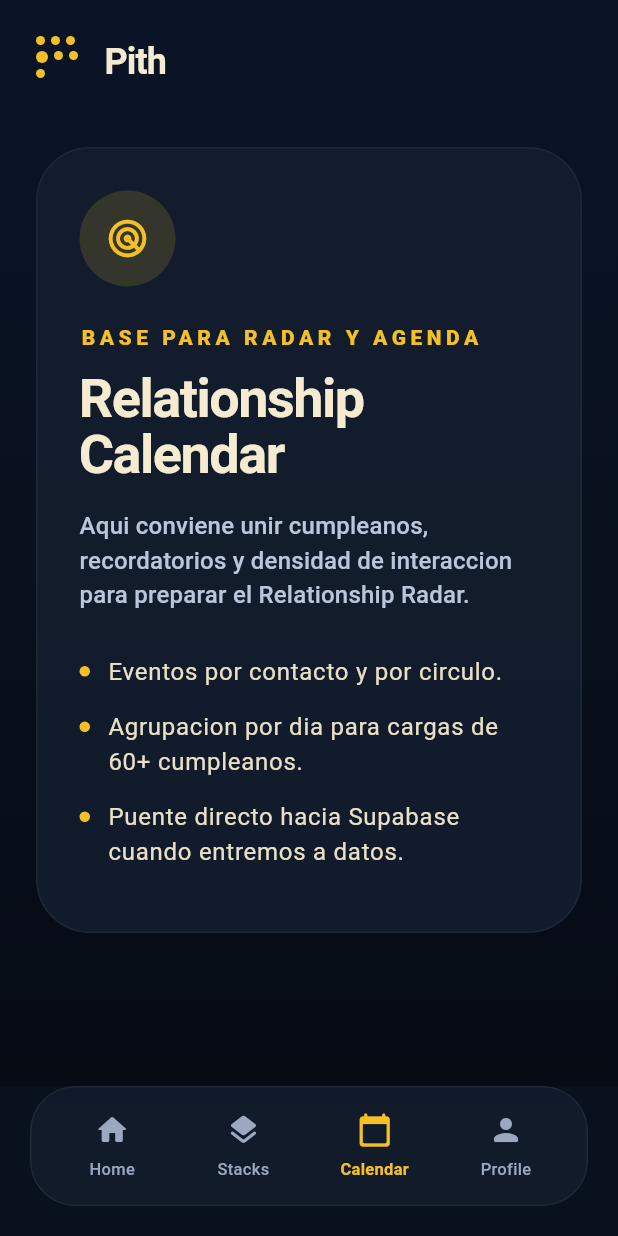
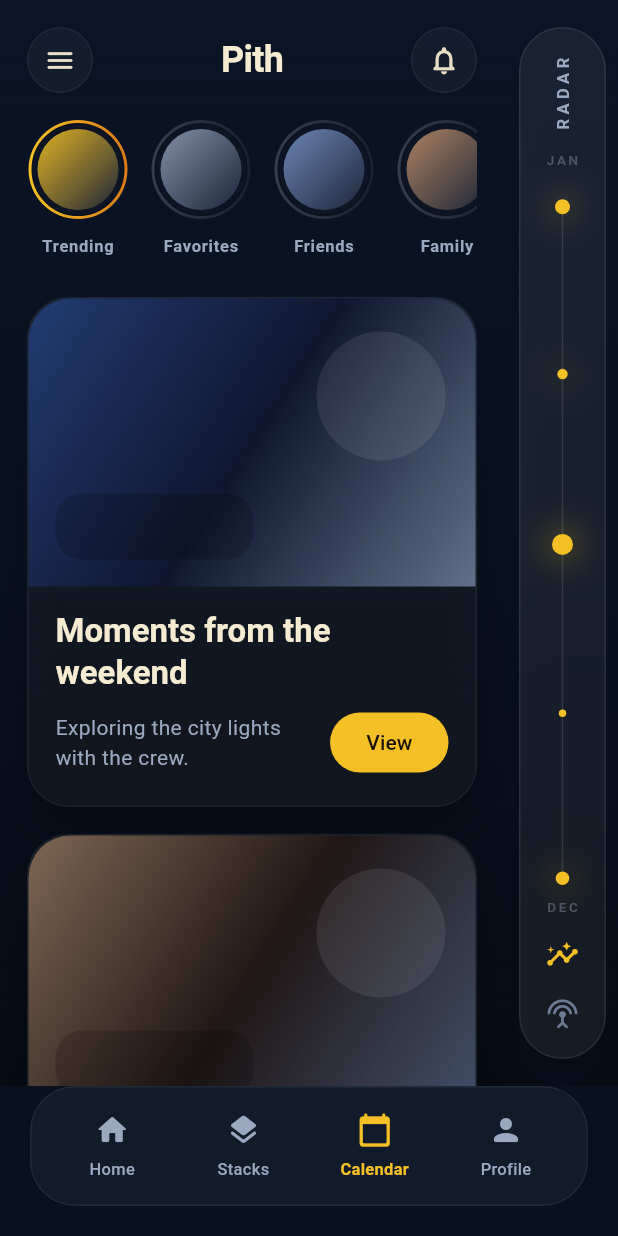
Before and after one commit to favodev/pith, a Flutter app: the screen it shows after launch, item 3 of the bottom bar chosen, on a phone screen of 412 x 824 dp. Run offline on Flutter 3.47's test engine with Material 3 defaults, Android fonts, the light colour scheme and no system bars.

Commit message:
feat: add RelationshipRadarScreen with radar stories and feed cards

```diff
--- a/lib/app.dart
+++ b/lib/app.dart
@@ -7,9 +7,9 @@ import 'core/theme/pith_theme.dart';
 import 'features/birthdays/birthday_stack_screen.dart';
 import 'features/home/home_dashboard_screen.dart';
 import 'features/profile/profile_canvas_screen.dart';
+import 'features/radar/relationship_radar_screen.dart';
 import 'features/search/power_search_screen.dart';
 import 'features/shared/common_widgets.dart';
-import 'features/shared/preview_screen.dart';
 
 class PithApp extends StatelessWidget {
   const PithApp({super.key});
@@ -159,6 +159,28 @@ class _PithShellState extends State<PithShell>
     ),
   ];
 
+  static const _radarStories = [
+    RadarStory(label: 'Trending', highlighted: true, accent: Color(0xFFF4C025)),
+    RadarStory(label: 'Favorites', highlighted: false, accent: Color(0xFF8C9AB2)),
+    RadarStory(label: 'Friends', highlighted: false, accent: Color(0xFF7590C0)),
+    RadarStory(label: 'Family', highlighted: false, accent: Color(0xFFBA8B66)),
+  ];
+
+  static const _radarFeedCards = [
+    RadarFeedCard(
+      title: 'Moments from the weekend',
+      description: 'Exploring the city lights with the crew.',
+      actionLabel: 'View',
+      gradient: [Color(0xFF223C72), Color(0xFF0F1730), Color(0xFF5F7088)],
+    ),
+    RadarFeedCard(
+      title: 'New Project Launch',
+      description: 'Finally sharing what I\'ve been working on.',
+      actionLabel: 'Read',
+      gradient: [Color(0xFF7F6652), Color(0xFF201716), Color(0xFF42506B)],
+    ),
+  ];
+
   static const _profile = ContactProfile(
     name: 'Julian Vane',
     subtitle: 'LONDON — ART CURATOR & SAILOR',
@@ -253,17 +275,9 @@ class _PithShellState extends State<PithShell>
         onBack: () => setState(() => _currentIndex = 0),
         onOpenSearch: _openSearch,
       ),
-      const PreviewScreen(
-        title: 'Relationship Calendar',
-        eyebrow: 'Base para radar y agenda',
-        description:
-            'Aqui conviene unir cumpleanos, recordatorios y densidad de interaccion para preparar el Relationship Radar.',
-        bulletPoints: [
-          'Eventos por contacto y por circulo.',
-          'Agrupacion por dia para cargas de 60+ cumpleanos.',
-          'Puente directo hacia Supabase cuando entremos a datos.',
-        ],
-        icon: Icons.radar_rounded,
+      const RelationshipRadarScreen(
+        stories: _radarStories,
+        feedCards: _radarFeedCards,
       ),
       const ProfileCanvasScreen(
         profile: _profile,
--- a/lib/core/models/pith_models.dart
+++ b/lib/core/models/pith_models.dart
@@ -89,6 +89,32 @@ class SearchContact {
   final bool highlighted;
 }
 
+class RadarStory {
+  const RadarStory({
+    required this.label,
+    required this.highlighted,
+    required this.accent,
+  });
+
+  final String label;
+  final bool highlighted;
+  final Color accent;
+}
+
+class RadarFeedCard {
+  const RadarFeedCard({
+    required this.title,
+    required this.description,
+    required this.actionLabel,
+    required this.gradient,
+  });
+
+  final String title;
+  final String description;
+  final String actionLabel;
+  final List<Color> gradient;
+}
+
 class ProfileInterest {
   const ProfileInterest({
     required this.label,
--- /dev/null
+++ b/lib/features/radar/relationship_radar_screen.dart
@@ -0,0 +1,419 @@
+import 'dart:ui';
+
+import 'package:flutter/material.dart';
+
+import '../../core/models/pith_models.dart';
+
+class RelationshipRadarScreen extends StatelessWidget {
+  const RelationshipRadarScreen({
+    super.key,
+    required this.stories,
+    required this.feedCards,
+  });
+
+  final List<RadarStory> stories;
+  final List<RadarFeedCard> feedCards;
+
+  @override
+  Widget build(BuildContext context) {
+    return Stack(
+      children: [
+        Padding(
+          padding: const EdgeInsets.only(right: 76),
+          child: CustomScrollView(
+            slivers: [
+              SliverPadding(
+                padding: const EdgeInsets.fromLTRB(18, 18, 18, 30),
+                sliver: SliverList(
+                  delegate: SliverChildListDelegate(
+                    [
+                      const _RadarHeader(),
+                      const SizedBox(height: 18),
+                      SizedBox(
+                        height: 106,
+                        child: ListView.separated(
+                          scrollDirection: Axis.horizontal,
+                          itemBuilder: (context, index) => _StoryChip(
+                            story: stories[index],
+                          ),
+                          separatorBuilder: (context, index) => const SizedBox(width: 14),
+                          itemCount: stories.length,
+                        ),
+                      ),
+                      const SizedBox(height: 12),
+                      for (final card in feedCards) ...[
+                        _FeedCard(card: card),
+                        const SizedBox(height: 18),
+                      ],
+                      const SizedBox(height: 100),
+                    ],
+                  ),
+                ),
+              ),
+            ],
+          ),
+        ),
+        const Positioned(
+          top: 0,
+          bottom: 0,
+          right: 8,
+          child: _RadarSidebar(),
+        ),
+      ],
+    );
+  }
+}
+
+class _RadarHeader extends StatelessWidget {
+  const _RadarHeader();
+
+  @override
+  Widget build(BuildContext context) {
+    final textTheme = Theme.of(context).textTheme;
+
+    return Row(
+      children: [
+        const _HeaderIcon(icon: Icons.menu_rounded),
+        Expanded(
+          child: Text(
+            'Pith',
+            textAlign: TextAlign.center,
+            style: textTheme.headlineSmall?.copyWith(
+              fontWeight: FontWeight.w700,
+              letterSpacing: -0.5,
+            ),
+          ),
+        ),
+        const _HeaderIcon(icon: Icons.notifications_none_rounded),
+      ],
+    );
+  }
+}
+
+class _HeaderIcon extends StatelessWidget {
+  const _HeaderIcon({required this.icon});
+
+  final IconData icon;
+
+  @override
+  Widget build(BuildContext context) {
+    return Container(
+      width: 44,
+      height: 44,
+      decoration: BoxDecoration(
+        shape: BoxShape.circle,
+        color: Colors.white.withValues(alpha: 0.04),
+        border: Border.all(color: Colors.white.withValues(alpha: 0.05)),
+      ),
+      child: Icon(icon, color: const Color(0xFFE8DFC5), size: 22),
+    );
+  }
+}
+
+class _StoryChip extends StatelessWidget {
+  const _StoryChip({required this.story});
+
+  final RadarStory story;
+
+  @override
+  Widget build(BuildContext context) {
+    final ringColors = story.highlighted
+        ? [const Color(0xFFF4C025), const Color(0xFFD97C1A)]
+        : [Colors.white.withValues(alpha: 0.18), Colors.white.withValues(alpha: 0.06)];
+
+    return SizedBox(
+      width: 68,
+      child: Column(
+        children: [
+          Container(
+            width: 66,
+            height: 66,
+            padding: const EdgeInsets.all(2),
+            decoration: BoxDecoration(
+              shape: BoxShape.circle,
+              gradient: LinearGradient(colors: ringColors),
+            ),
+            child: Container(
+              decoration: BoxDecoration(
+                shape: BoxShape.circle,
+                color: const Color(0xFF0D1524),
+                border: Border.all(color: const Color(0xFF09111F)),
+              ),
+              alignment: Alignment.center,
+              child: Container(
+                width: 54,
+                height: 54,
+                decoration: BoxDecoration(
+                  shape: BoxShape.circle,
+                  gradient: LinearGradient(
+                    begin: Alignment.topLeft,
+                    end: Alignment.bottomRight,
+                    colors: [
+                      story.accent.withValues(alpha: 0.9),
+                      const Color(0xFF1A2437),
+                    ],
+                  ),
+                ),
+              ),
+            ),
+          ),
+          const SizedBox(height: 10),
+          Text(
+            story.label,
+            overflow: TextOverflow.ellipsis,
+            style: Theme.of(context).textTheme.labelSmall?.copyWith(
+              color: const Color(0xFF9AA8C0),
+              fontWeight: FontWeight.w600,
+            ),
+          ),
+        ],
+      ),
+    );
+  }
+}
+
+class _FeedCard extends StatelessWidget {
+  const _FeedCard({required this.card});
+
+  final RadarFeedCard card;
+
+  @override
+  Widget build(BuildContext context) {
+    final textTheme = Theme.of(context).textTheme;
+
+    return Container(
+      decoration: BoxDecoration(
+        color: Colors.white.withValues(alpha: 0.04),
+        borderRadius: BorderRadius.circular(28),
+        border: Border.all(color: Colors.white.withValues(alpha: 0.05)),
+        boxShadow: [
+          BoxShadow(
+            color: Colors.black.withValues(alpha: 0.18),
+            blurRadius: 24,
+            offset: const Offset(0, 18),
+          ),
+        ],
+      ),
+      child: Column(
+        crossAxisAlignment: CrossAxisAlignment.start,
+        children: [
+          Container(
+            height: 192,
+            decoration: BoxDecoration(
+              borderRadius: const BorderRadius.vertical(top: Radius.circular(28)),
+              gradient: LinearGradient(
+                begin: Alignment.topLeft,
+                end: Alignment.bottomRight,
+                colors: card.gradient,
+              ),
+            ),
+            child: Stack(
+              children: [
+                Positioned(
+                  top: 22,
+                  right: 20,
+                  child: Container(
+                    width: 86,
+                    height: 86,
+                    decoration: BoxDecoration(
+                      shape: BoxShape.circle,
+                      color: Colors.white.withValues(alpha: 0.08),
+                    ),
+                  ),
+                ),
+                Positioned(
+                  left: 18,
+                  bottom: 18,
+                  child: Container(
+                    width: 132,
+                    height: 44,
+                    decoration: BoxDecoration(
+                      borderRadius: BorderRadius.circular(18),
+                      color: Colors.black.withValues(alpha: 0.18),
+                    ),
+                  ),
+                ),
+              ],
+            ),
+          ),
+          Padding(
+            padding: const EdgeInsets.fromLTRB(18, 16, 18, 18),
+            child: Column(
+              crossAxisAlignment: CrossAxisAlignment.start,
+              children: [
+                Text(
+                  card.title,
+                  style: textTheme.titleLarge?.copyWith(
+                    fontWeight: FontWeight.w700,
+                    color: const Color(0xFFF4EBD0),
+                  ),
+                ),
+                const SizedBox(height: 8),
+                Row(
+                  children: [
+                    Expanded(
+                      child: Text(
+                        card.description,
+                        style: textTheme.bodyMedium?.copyWith(
+                          color: const Color(0xFF9AA8C0),
+                          height: 1.45,
+                        ),
+                      ),
+                    ),
+                    const SizedBox(width: 16),
+                    FilledButton(
+                      onPressed: () {},
+                      style: FilledButton.styleFrom(
+                        backgroundColor: const Color(0xFFF4C025),
+                        foregroundColor: const Color(0xFF161104),
+                        shape: RoundedRectangleBorder(
+                          borderRadius: BorderRadius.circular(999),
+                        ),
+                      ),
+                      child: Text(card.actionLabel),
+                    ),
+                  ],
+                ),
+              ],
+            ),
+          ),
+        ],
+      ),
+    );
+  }
+}
+
+class _RadarSidebar extends StatelessWidget {
+  const _RadarSidebar();
+
+  @override
+  Widget build(BuildContext context) {
+    return ClipRRect(
+      borderRadius: BorderRadius.circular(30),
+      child: BackdropFilter(
+        filter: ImageFilter.blur(sigmaX: 18, sigmaY: 18),
+        child: Container(
+          width: 58,
+          margin: const EdgeInsets.symmetric(vertical: 18),
+          padding: const EdgeInsets.symmetric(vertical: 18),
+          decoration: BoxDecoration(
+            color: Colors.white.withValues(alpha: 0.06),
+            border: Border.all(color: Colors.white.withValues(alpha: 0.08)),
+            borderRadius: BorderRadius.circular(30),
+          ),
+          child: Column(
+            children: [
+              RotatedBox(
+                quarterTurns: 3,
+                child: Text(
+                  'RADAR',
+                  style: Theme.of(context).textTheme.labelSmall?.copyWith(
+                    color: const Color(0xFF9AA8C0),
+                    letterSpacing: 3,
+                    fontWeight: FontWeight.w700,
+                  ),
+                ),
+              ),
+              const SizedBox(height: 12),
+              Expanded(
+                child: Column(
+                  children: [
+                    Text(
+                      'JAN',
+                      style: Theme.of(context).textTheme.labelSmall?.copyWith(
+                        color: const Color(0x669AA8C0),
+                        fontSize: 9,
+                        letterSpacing: 1.8,
+                      ),
+                    ),
+                    const SizedBox(height: 12),
+                    Expanded(
+                      child: Stack(
+                        alignment: Alignment.center,
+                        children: [
+                          Container(
+                            width: 1,
+                            margin: const EdgeInsets.symmetric(vertical: 8),
+                            color: Colors.white.withValues(alpha: 0.12),
+                          ),
+                          const _RadarMarkers(),
+                        ],
+                      ),
+                    ),
+                    Text(
+                      'DEC',
+                      style: Theme.of(context).textTheme.labelSmall?.copyWith(
+                        color: const Color(0x669AA8C0),
+                        fontSize: 9,
+                        letterSpacing: 1.8,
+                      ),
+                    ),
+                  ],
+                ),
+              ),
+              const SizedBox(height: 14),
+              const Icon(Icons.insights_rounded, color: Color(0xFFF4C025), size: 22),
+              const SizedBox(height: 18),
+              const Icon(
+                Icons.settings_input_antenna_rounded,
+                color: Color(0xFF6C7B93),
+                size: 22,
+              ),
+            ],
+          ),
+        ),
+      ),
+    );
+  }
+}
+
+class _RadarMarkers extends StatelessWidget {
+  const _RadarMarkers();
+
+  @override
+  Widget build(BuildContext context) {
+    return Column(
+      mainAxisAlignment: MainAxisAlignment.spaceBetween,
+      children: const [
+        _Marker(size: 10, glow: 0.26),
+        _Marker(size: 7, glow: 0.18),
+        _Marker(size: 14, glow: 0.34),
+        _Marker(size: 5, glow: 0),
+        _Marker(size: 9, glow: 0.22),
+      ],
+    );
+  }
+}
+
+class _Marker extends StatelessWidget {
+  const _Marker({required this.size, required this.glow});
+
+  final double size;
+  final double glow;
+
+  @override
+  Widget build(BuildContext context) {
+    return Container(
+      width: size + 16,
+      height: size + 16,
+      alignment: Alignment.center,
+      child: Container(
+        width: size,
+        height: size,
+        decoration: BoxDecoration(
+          shape: BoxShape.circle,
+          color: const Color(0xFFF4C025),
+          boxShadow: glow == 0
+              ? null
+              : [
+                  BoxShadow(
+                    color: const Color(0xFFF4C025).withValues(alpha: glow),
+                    blurRadius: 18,
+                    spreadRadius: 4,
+                  ),
+                ],
+        ),
+      ),
+    );
+  }
+}
```
Also changed, not shown: 1 other file.
